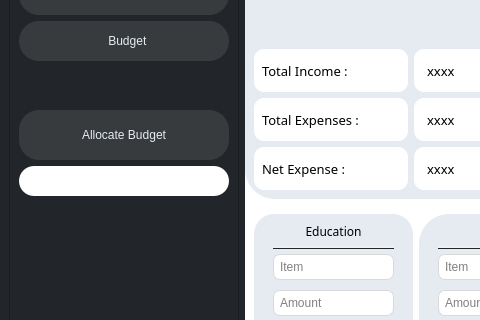
First picture: the form in K/budget.ui, repository burr1to/kaizen, before the edit; both pictures show x 0 to 480 and y 191 to 511 of the 1280 by 720 pixel window.
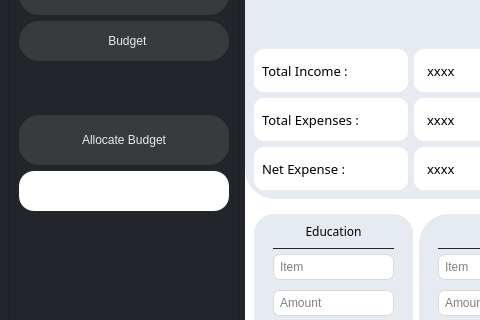
Second picture: the form after the edit. Icons and pictures are not drawn.

Commit message: Budget allocating part change

Patch:
```diff
--- a/K/budget.ui
+++ b/K/budget.ui
@@ -214,7 +214,7 @@
          <property name="minimumSize">
           <size>
            <width>0</width>
-           <height>30</height>
+           <height>40</height>
           </size>
          </property>
          <property name="styleSheet">
@@ -238,7 +238,7 @@
          <property name="sizeHint" stdset="0">
           <size>
            <width>20</width>
-           <height>320</height>
+           <height>300</height>
           </size>
          </property>
         </spacer>
```
The commit also changes 1 other file.
